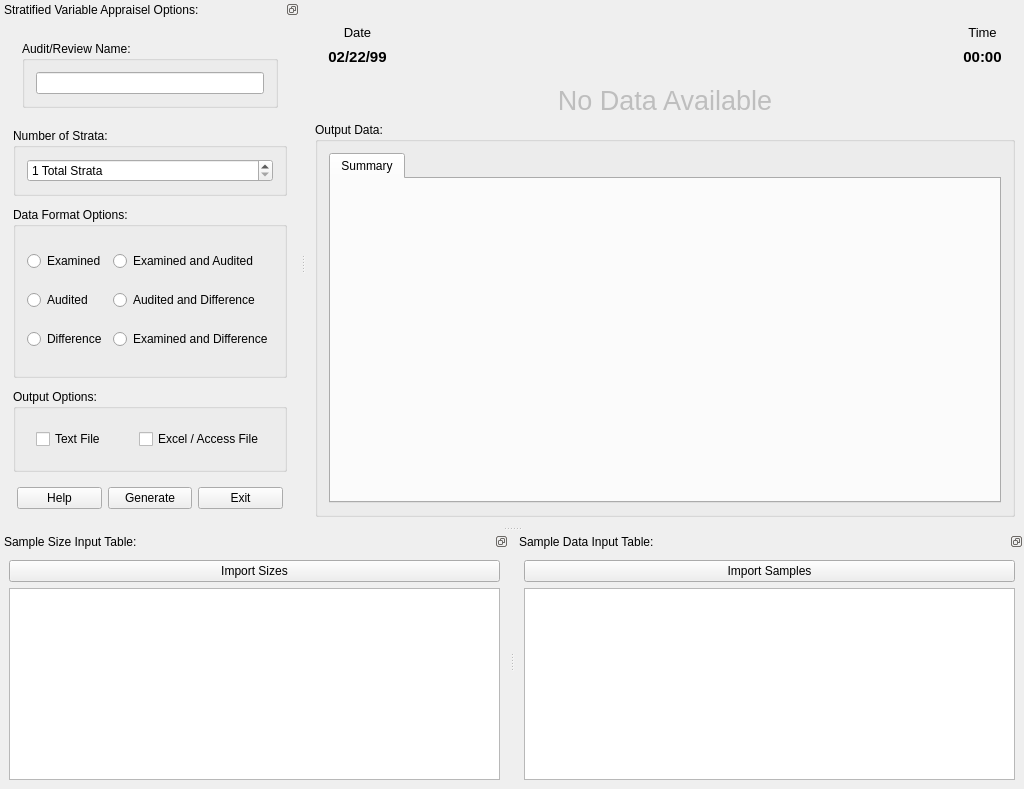
First picture: the form in products/RAT-STATS/rstats_modules/stratified_variable_appraisal/src/UIRStatsSVA.ui, repository cbtek/RStats2017, before the edit.
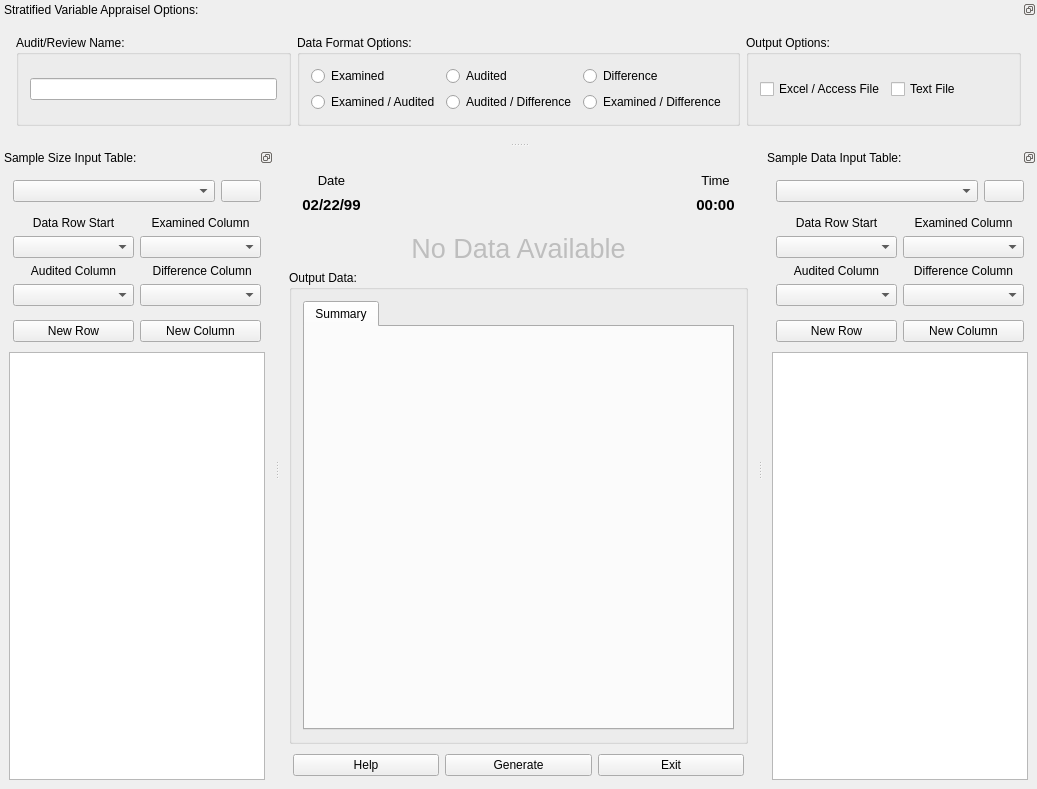
Second picture: the form after the edit.

Commit message: Started updating UIRStatsSVA project and brought gui up to final state Added function to RStatsWorksheet for importing data columns/rows Removed large icon selection from config dialogs

```diff
--- a/products/RAT-STATS/rstats_modules/stratified_variable_appraisal/src/UIRStatsSVA.ui
+++ b/products/RAT-STATS/rstats_modules/stratified_variable_appraisal/src/UIRStatsSVA.ui
@@ -6,7 +6,7 @@
    <rect>
     <x>0</x>
     <y>0</y>
-    <width>1024</width>
+    <width>996</width>
     <height>789</height>
    </rect>
   </property>
@@ -172,6 +172,87 @@
       </layout>
      </widget>
     </item>
+    <item>
+     <widget class="QFrame" name="frame">
+      <property name="sizePolicy">
+       <sizepolicy hsizetype="Preferred" vsizetype="Fixed">
+        <horstretch>0</horstretch>
+        <verstretch>0</verstretch>
+       </sizepolicy>
+      </property>
+      <layout class="QHBoxLayout" name="horizontalLayout_2">
+       <property name="leftMargin">
+        <number>4</number>
+       </property>
+       <property name="topMargin">
+        <number>4</number>
+       </property>
+       <property name="rightMargin">
+        <number>4</number>
+       </property>
+       <property name="bottomMargin">
+        <number>4</number>
+       </property>
+       <item>
+        <widget class="QPushButton" name="m_btnHelp">
+         <property name="sizePolicy">
+          <sizepolicy hsizetype="Expanding" vsizetype="Fixed">
+           <horstretch>0</horstretch>
+           <verstretch>0</verstretch>
+          </sizepolicy>
+         </property>
+         <property name="text">
+          <string>Help</string>
+         </property>
+         <property name="iconSize">
+          <size>
+           <width>16</width>
+           <height>16</height>
+          </size>
+         </property>
+        </widget>
+       </item>
+       <item>
+        <widget class="QPushButton" name="m_btnContinue">
+         <property name="sizePolicy">
+          <sizepolicy hsizetype="Expanding" vsizetype="Fixed">
+           <horstretch>0</horstretch>
+           <verstretch>0</verstretch>
+          </sizepolicy>
+         </property>
+         <property name="text">
+          <string>Generate</string>
+         </property>
+         <property name="iconSize">
+          <size>
+           <width>32</width>
+           <height>32</height>
+          </size>
+         </property>
+        </widget>
+       </item>
+       <item>
+        <widget class="QPushButton" name="m_btnExit">
+         <property name="sizePolicy">
+          <sizepolicy hsizetype="Expanding" vsizetype="Fixed">
+           <horstretch>0</horstretch>
+           <verstretch>0</verstretch>
+          </sizepolicy>
+         </property>
+         <property name="text">
+          <string>Exit</string>
+         </property>
+         <property name="iconSize">
+          <size>
+           <width>16</width>
+           <height>16</height>
+          </size>
+         </property>
+        </widget>
+       </item>
+      </layout>
+     </widget>
+    </item>
    </layout>
   </widget>
   <widget class="QDockWidget" name="m_dockOptions">
@@ -185,11 +266,18 @@
     <string>Stratified Variable Appraisel Options:</string>
    </property>
    <attribute name="dockWidgetArea">
-    <number>1</number>
+    <number>4</number>
    </attribute>
    <widget class="QWidget" name="dockWidgetContents">
     <layout class="QVBoxLayout" name="verticalLayout_3">
      <item>
+      <widget class="QFrame" name="">
+       <property name="sizePolicy">
+        <sizepolicy hsizetype="Preferred" vsizetype="Fixed">
+         <horstretch>0</horstretch>
+         <verstretch>0</verstretch>
+        </sizepolicy>
+       </property>
       <layout class="QVBoxLayout" name="verticalLayout_5">
        <property name="spacing">
         <number>11</number>
@@ -215,18 +303,42 @@
           </sizepolicy>
          </property>
          <layout class="QHBoxLayout" name="horizontalLayout">
+           <property name="leftMargin">
+            <number>3</number>
+           </property>
+           <property name="topMargin">
+            <number>3</number>
+           </property>
+           <property name="rightMargin">
+            <number>3</number>
+           </property>
+           <property name="bottomMargin">
+            <number>3</number>
+           </property>
           <item>
            <widget class="QGroupBox" name="gridGroupBox_2">
             <property name="sizePolicy">
-             <sizepolicy hsizetype="Preferred" vsizetype="Fixed">
+              <sizepolicy hsizetype="Fixed" vsizetype="Preferred">
               <horstretch>0</horstretch>
               <verstretch>0</verstretch>
              </sizepolicy>
             </property>
+             <property name="minimumSize">
+              <size>
+               <width>275</width>
+               <height>0</height>
+              </size>
+             </property>
+             <property name="maximumSize">
+              <size>
+               <width>275</width>
+               <height>16777215</height>
+              </size>
+             </property>
             <property name="title">
              <string>Audit/Review Name:</string>
             </property>
-            <layout class="QGridLayout" name="gridLayout_2">
+             <layout class="QHBoxLayout" name="horizontalLayout_3">
              <property name="leftMargin">
               <number>11</number>
              </property>
@@ -239,7 +351,7 @@
              <property name="bottomMargin">
               <number>11</number>
              </property>
-             <item row="0" column="0">
+              <item>
               <widget class="QLineEdit" name="m_txtAuditName">
                <property name="text">
                 <string/>
@@ -249,57 +361,14 @@
             </layout>
            </widget>
           </item>
-         </layout>
-        </widget>
-       </item>
-       <item>
-        <widget class="QGroupBox" name="verticalGroupBox">
-         <property name="sizePolicy">
-          <sizepolicy hsizetype="Preferred" vsizetype="Fixed">
-           <horstretch>0</horstretch>
-           <verstretch>0</verstretch>
-          </sizepolicy>
-         </property>
-         <property name="title">
-          <string>Number of Strata:</string>
-         </property>
-         <layout class="QVBoxLayout" name="verticalLayout">
-          <property name="leftMargin">
-           <number>11</number>
-          </property>
-          <property name="topMargin">
-           <number>11</number>
-          </property>
-          <property name="rightMargin">
-           <number>11</number>
-          </property>
-          <property name="bottomMargin">
-           <number>11</number>
-          </property>
-          <item>
-           <widget class="QSpinBox" name="m_spnStrata">
-            <property name="alignment">
-             <set>Qt::AlignLeading|Qt::AlignLeft|Qt::AlignVCenter</set>
-            </property>
-            <property name="suffix">
-             <string> Total Strata</string>
-            </property>
-            <property name="prefix">
-             <string/>
-            </property>
-            <property name="minimum">
-             <number>1</number>
-            </property>
-            <property name="maximum">
-             <number>125</number>
-            </property>
-           </widget>
-          </item>
-         </layout>
-        </widget>
-       </item>
        <item>
         <widget class="QGroupBox" name="verticalGroupBox_2">
+             <property name="sizePolicy">
+              <sizepolicy hsizetype="Expanding" vsizetype="Preferred">
+               <horstretch>0</horstretch>
+               <verstretch>0</verstretch>
+              </sizepolicy>
+             </property>
          <property name="title">
           <string>Data Format Options:</string>
          </property>
@@ -316,20 +385,6 @@
           <property name="bottomMargin">
            <number>11</number>
           </property>
-          <item row="2" column="0">
-           <widget class="QRadioButton" name="m_rdbDifference">
-            <property name="text">
-             <string>Difference</string>
-            </property>
-           </widget>
-          </item>
-          <item row="1" column="0">
-           <widget class="QRadioButton" name="m_rdbAudited">
-            <property name="text">
-             <string>Audited</string>
-            </property>
-           </widget>
-          </item>
           <item row="0" column="0">
            <widget class="QRadioButton" name="m_rdbExamined">
             <property name="text">
@@ -338,23 +393,37 @@
            </widget>
           </item>
           <item row="0" column="1">
+               <widget class="QRadioButton" name="m_rdbAudited">
+                <property name="text">
+                 <string>Audited</string>
+                </property>
+               </widget>
+              </item>
+              <item row="0" column="2">
+               <widget class="QRadioButton" name="m_rdbDifference">
+                <property name="text">
+                 <string>Difference</string>
+                </property>
+               </widget>
+              </item>
+              <item row="1" column="0">
            <widget class="QRadioButton" name="m_rdbExaminedAndAudited">
             <property name="text">
-             <string>Examined and Audited</string>
+                 <string>Examined / Audited</string>
             </property>
            </widget>
           </item>
           <item row="1" column="1">
            <widget class="QRadioButton" name="m_rdbAuditedAndDifference">
             <property name="text">
-             <string>Audited and Difference</string>
+                 <string>Audited / Difference</string>
             </property>
            </widget>
           </item>
-          <item row="2" column="1">
+              <item row="1" column="2">
            <widget class="QRadioButton" name="m_rdbExaminedAndDifference">
             <property name="text">
-             <string>Examined and Difference</string>
+                 <string>Examined / Difference</string>
             </property>
            </widget>
           </item>
@@ -364,15 +433,27 @@
        <item>
         <widget class="QGroupBox" name="verticalGroupBox_3">
          <property name="sizePolicy">
-          <sizepolicy hsizetype="Preferred" vsizetype="Fixed">
+              <sizepolicy hsizetype="Fixed" vsizetype="Preferred">
            <horstretch>0</horstretch>
            <verstretch>0</verstretch>
           </sizepolicy>
          </property>
+             <property name="minimumSize">
+              <size>
+               <width>275</width>
+               <height>0</height>
+              </size>
+             </property>
+             <property name="maximumSize">
+              <size>
+               <width>275</width>
+               <height>16777215</height>
+              </size>
+             </property>
          <property name="title">
           <string>Output Options:</string>
          </property>
-         <layout class="QVBoxLayout" name="verticalLayout_4">
+             <layout class="QHBoxLayout" name="horizontalLayout_7">
           <property name="leftMargin">
            <number>11</number>
           </property>
@@ -386,116 +467,27 @@
            <number>11</number>
           </property>
           <item>
-           <widget class="QFrame" name="frame">
-            <property name="sizePolicy">
-             <sizepolicy hsizetype="Preferred" vsizetype="Fixed">
-              <horstretch>0</horstretch>
-              <verstretch>0</verstretch>
-             </sizepolicy>
-            </property>
-            <layout class="QGridLayout" name="gridLayout_4">
-             <item row="0" column="0">
-              <widget class="QCheckBox" name="m_chkTextOutput">
-               <property name="text">
-                <string>Text File</string>
-               </property>
-              </widget>
-             </item>
-             <item row="0" column="1">
               <widget class="QCheckBox" name="m_chkExcelAccessOutput">
                <property name="text">
                 <string>Excel / Access File</string>
                </property>
               </widget>
              </item>
-            </layout>
-           </widget>
-          </item>
-         </layout>
-        </widget>
-       </item>
        <item>
-        <widget class="QFrame" name="frame">
-         <property name="sizePolicy">
-          <sizepolicy hsizetype="Preferred" vsizetype="Fixed">
-           <horstretch>0</horstretch>
-           <verstretch>0</verstretch>
-          </sizepolicy>
-         </property>
-         <layout class="QHBoxLayout" name="horizontalLayout_2">
-          <property name="leftMargin">
-           <number>4</number>
-          </property>
-          <property name="topMargin">
-           <number>4</number>
-          </property>
-          <property name="rightMargin">
-           <number>4</number>
-          </property>
-          <property name="bottomMargin">
-           <number>4</number>
-          </property>
-          <item>
-           <widget class="QPushButton" name="m_btnHelp">
-            <property name="sizePolicy">
-             <sizepolicy hsizetype="Expanding" vsizetype="Fixed">
-              <horstretch>0</horstretch>
-              <verstretch>0</verstretch>
-             </sizepolicy>
-            </property>
+               <widget class="QCheckBox" name="m_chkTextOutput">
             <property name="text">
-             <string>Help</string>
-            </property>
-            <property name="iconSize">
-             <size>
-              <width>16</width>
-              <height>16</height>
-             </size>
-            </property>
-           </widget>
-          </item>
-          <item>
-           <widget class="QPushButton" name="m_btnContinue">
-            <property name="sizePolicy">
-             <sizepolicy hsizetype="Expanding" vsizetype="Fixed">
-              <horstretch>0</horstretch>
-              <verstretch>0</verstretch>
-             </sizepolicy>
-            </property>
-            <property name="text">
-             <string>Generate</string>
-            </property>
-            <property name="iconSize">
-             <size>
-              <width>32</width>
-              <height>32</height>
-             </size>
-            </property>
-           </widget>
-          </item>
-          <item>
-           <widget class="QPushButton" name="m_btnExit">
-            <property name="sizePolicy">
-             <sizepolicy hsizetype="Expanding" vsizetype="Fixed">
-              <horstretch>0</horstretch>
-              <verstretch>0</verstretch>
-             </sizepolicy>
-            </property>
-            <property name="text">
-             <string>Exit</string>
-            </property>
-            <property name="iconSize">
-             <size>
-              <width>16</width>
-              <height>16</height>
-             </size>
-            </property>
-           </widget>
-          </item>
+                 <string>Text File</string>
+                </property>
+               </widget>
+              </item>
+             </layout>
+            </widget>
+           </item>
          </layout>
         </widget>
        </item>
       </layout>
+      </widget>
      </item>
     </layout>
    </widget>
@@ -520,19 +512,44 @@
     <string>Sample Size Input Table:</string>
    </property>
    <attribute name="dockWidgetArea">
-    <number>8</number>
+    <number>1</number>
    </attribute>
    <widget class="QWidget" name="dockWidgetContents_3">
     <layout class="QGridLayout" name="gridLayout_5">
      <item row="0" column="0">
+      <layout class="QGridLayout" name="gridLayout_7">
+       <property name="leftMargin">
+        <number>4</number>
+       </property>
+       <property name="topMargin">
+        <number>4</number>
+       </property>
+       <property name="rightMargin">
+        <number>4</number>
+       </property>
+       <property name="bottomMargin">
+        <number>4</number>
+       </property>
+       <item row="0" column="0">
+        <widget class="QComboBox" name="m_cmbSizeInputSheets"/>
+       </item>
+       <item row="0" column="1">
       <widget class="QPushButton" name="m_btnImportSampleSizeData">
+         <property name="sizePolicy">
+          <sizepolicy hsizetype="Fixed" vsizetype="Fixed">
+           <horstretch>0</horstretch>
+           <verstretch>0</verstretch>
+          </sizepolicy>
+         </property>
        <property name="text">
-        <string>Import Sizes</string>
+          <string/>
        </property>
       </widget>
      </item>
-     <item row="1" column="0">
-      <widget class="QTableWidget" name="m_tblSampleSizeData">
+      </layout>
+     </item>
+     <item row="5" column="0">
+      <widget class="QTableWidget" name="m_tblSizes">
        <property name="editTriggers">
         <set>QAbstractItemView::NoEditTriggers</set>
        </property>
@@ -553,6 +570,104 @@
        </attribute>
       </widget>
      </item>
+     <item row="3" column="0">
+      <layout class="QGridLayout" name="gridLayout_6">
+       <property name="leftMargin">
+        <number>4</number>
+       </property>
+       <property name="topMargin">
+        <number>4</number>
+       </property>
+       <property name="rightMargin">
+        <number>4</number>
+       </property>
+       <property name="bottomMargin">
+        <number>4</number>
+       </property>
+       <item row="1" column="1">
+        <widget class="QComboBox" name="m_cmbExaminedSizeTable"/>
+       </item>
+       <item row="2" column="0">
+        <widget class="QLabel" name="m_lblAuditedSizeTable">
+         <property name="text">
+          <string>Audited Column</string>
+         </property>
+         <property name="alignment">
+          <set>Qt::AlignCenter</set>
+         </property>
+        </widget>
+       </item>
+       <item row="0" column="1">
+        <widget class="QLabel" name="m_lblExaminedSizeTable">
+         <property name="text">
+          <string>Examined Column</string>
+         </property>
+         <property name="alignment">
+          <set>Qt::AlignCenter</set>
+         </property>
+        </widget>
+       </item>
+       <item row="1" column="0">
+        <widget class="QComboBox" name="m_cmbDataRowStartSizeTable"/>
+       </item>
+       <item row="0" column="0">
+        <widget class="QLabel" name="m_lblDataRowStartSizeTable">
+         <property name="text">
+          <string>Data Row Start</string>
+         </property>
+         <property name="alignment">
+          <set>Qt::AlignCenter</set>
+         </property>
+        </widget>
+       </item>
+       <item row="3" column="0">
+        <widget class="QComboBox" name="m_cmbAuditedSizeTable"/>
+       </item>
+       <item row="2" column="1">
+        <widget class="QLabel" name="m_lblDifferenceSizeTable">
+         <property name="text">
+          <string> Difference Column</string>
+         </property>
+         <property name="alignment">
+          <set>Qt::AlignCenter</set>
+         </property>
+        </widget>
+       </item>
+       <item row="3" column="1">
+        <widget class="QComboBox" name="m_cmbDifferenceSizeTable"/>
+       </item>
+      </layout>
+     </item>
+     <item row="4" column="0">
+      <layout class="QHBoxLayout" name="horizontalLayout_5">
+       <property name="leftMargin">
+        <number>4</number>
+       </property>
+       <property name="topMargin">
+        <number>4</number>
+       </property>
+       <property name="rightMargin">
+        <number>4</number>
+       </property>
+       <property name="bottomMargin">
+        <number>4</number>
+       </property>
+       <item>
+        <widget class="QPushButton" name="m_btnAddRowSizeTable">
+         <property name="text">
+          <string>New Row</string>
+         </property>
+        </widget>
+       </item>
+       <item>
+        <widget class="QPushButton" name="m_btnAddColumnSizeTable">
+         <property name="text">
+          <string>New Column</string>
+         </property>
+        </widget>
+       </item>
+      </layout>
+     </item>
     </layout>
    </widget>
   </widget>
@@ -564,19 +679,142 @@
     <string>Sample Data Input Table:</string>
    </property>
    <attribute name="dockWidgetArea">
-    <number>8</number>
+    <number>2</number>
    </attribute>
    <widget class="QWidget" name="dockWidgetContents_2">
     <layout class="QVBoxLayout" name="verticalLayout_6">
      <item>
+      <layout class="QGridLayout" name="gridLayout_8">
+       <property name="leftMargin">
+        <number>4</number>
+       </property>
+       <property name="topMargin">
+        <number>4</number>
+       </property>
+       <property name="rightMargin">
+        <number>4</number>
+       </property>
+       <property name="bottomMargin">
+        <number>4</number>
+       </property>
+       <item row="0" column="1">
+        <widget class="QComboBox" name="m_cmbDataInputSheets"/>
+       </item>
+       <item row="0" column="2">
       <widget class="QPushButton" name="m_btnImportSampleInputData">
+         <property name="sizePolicy">
+          <sizepolicy hsizetype="Fixed" vsizetype="Fixed">
+           <horstretch>0</horstretch>
+           <verstretch>0</verstretch>
+          </sizepolicy>
+         </property>
        <property name="text">
-        <string>Import Samples</string>
+          <string/>
        </property>
       </widget>
      </item>
+      </layout>
+     </item>
      <item>
-      <widget class="QTableWidget" name="m_tblSampleInputData">
+      <layout class="QGridLayout" name="gridLayout_9">
+       <property name="leftMargin">
+        <number>4</number>
+       </property>
+       <property name="topMargin">
+        <number>4</number>
+       </property>
+       <property name="rightMargin">
+        <number>4</number>
+       </property>
+       <property name="bottomMargin">
+        <number>4</number>
+       </property>
+       <item row="1" column="0">
+        <widget class="QComboBox" name="m_cmbDataRowStartDataTable"/>
+       </item>
+       <item row="0" column="0">
+        <widget class="QLabel" name="m_lblDataRowStartDataTable">
+         <property name="text">
+          <string>Data Row Start</string>
+         </property>
+         <property name="alignment">
+          <set>Qt::AlignCenter</set>
+         </property>
+        </widget>
+       </item>
+       <item row="1" column="1">
+        <widget class="QComboBox" name="m_cmbExaminedDataTable"/>
+       </item>
+       <item row="2" column="0">
+        <widget class="QLabel" name="m_lblAuditedDataTable">
+         <property name="text">
+          <string>Audited Column</string>
+         </property>
+         <property name="alignment">
+          <set>Qt::AlignCenter</set>
+         </property>
+        </widget>
+       </item>
+       <item row="0" column="1">
+        <widget class="QLabel" name="m_lblExaminedDataTable">
+         <property name="text">
+          <string>Examined Column</string>
+         </property>
+         <property name="alignment">
+          <set>Qt::AlignCenter</set>
+         </property>
+        </widget>
+       </item>
+       <item row="3" column="0">
+        <widget class="QComboBox" name="m_cmbAuditedDataTable"/>
+       </item>
+       <item row="2" column="1">
+        <widget class="QLabel" name="m_lblDifferenceDataTable">
+         <property name="text">
+          <string>Difference Column</string>
+         </property>
+         <property name="alignment">
+          <set>Qt::AlignCenter</set>
+         </property>
+        </widget>
+       </item>
+       <item row="3" column="1">
+        <widget class="QComboBox" name="m_cmbDifferenceDataTable"/>
+       </item>
+      </layout>
+     </item>
+     <item>
+      <layout class="QHBoxLayout" name="horizontalLayout_6">
+       <property name="leftMargin">
+        <number>4</number>
+       </property>
+       <property name="topMargin">
+        <number>4</number>
+       </property>
+       <property name="rightMargin">
+        <number>4</number>
+       </property>
+       <property name="bottomMargin">
+        <number>4</number>
+       </property>
+       <item>
+        <widget class="QPushButton" name="m_btnAddRowDataTable">
+         <property name="text">
+          <string>New Row</string>
+         </property>
+        </widget>
+       </item>
+       <item>
+        <widget class="QPushButton" name="m_btnAddColumnDataTable">
+         <property name="text">
+          <string>New Column</string>
+         </property>
+        </widget>
+       </item>
+      </layout>
+     </item>
+     <item>
+      <widget class="QTableWidget" name="m_tblData">
        <property name="editTriggers">
         <set>QAbstractItemView::NoEditTriggers</set>
        </property>
@@ -589,6 +827,9 @@
        <attribute name="horizontalHeaderStretchLastSection">
         <bool>true</bool>
        </attribute>
+       <attribute name="verticalHeaderVisible">
+        <bool>true</bool>
+       </attribute>
       </widget>
      </item>
     </layout>
```
Left out of the diff: 26 changed lines with no effect on the pictures. Lines whose indentation alone changed are shown as unchanged. The commit also changes 12 other files.
